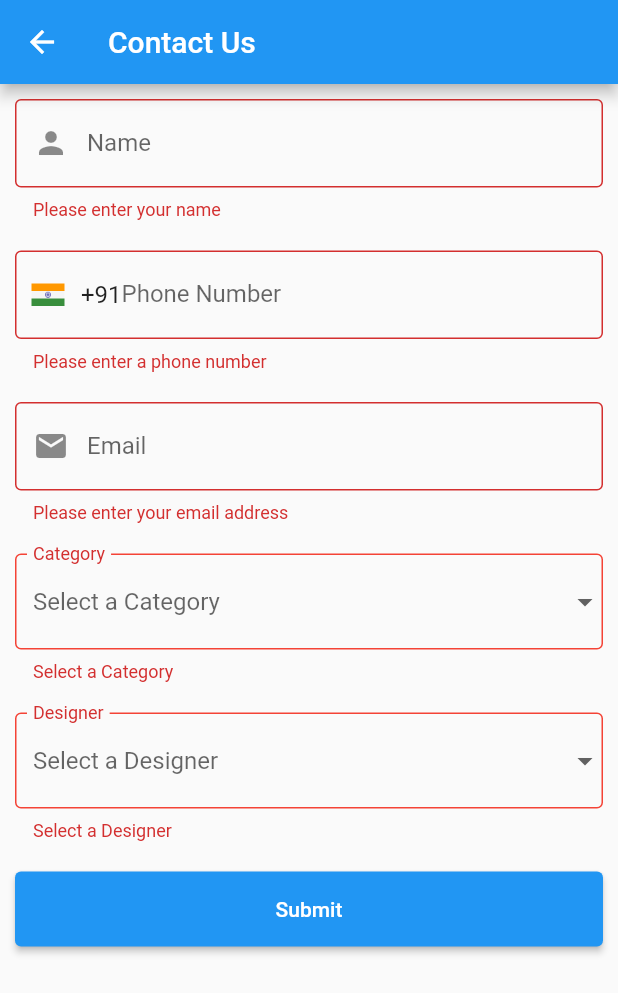
After one commit to MS07062000/brandkettle, a Flutter app: the ContactUsForm screen opened directly, after a tap on "Submit", on a phone screen of 412 x 824 dp. The commit adds this screen. Shown: the top 993 px of the screen. Run offline on Flutter 3.47's test engine with Material 2 defaults, Android fonts, the phone set to English and light mode, and no system bars; our stand-ins replace firebase_core, flutter_svg, intl_phone_number_input; accounts and stored records are empty; generated files the repository leaves out were written again; network calls fail.

Commit message:
creating contact screen and adding book a call button to details page

```diff
--- /dev/null
+++ b/lib/pages/contact_page.dart
@@ -0,0 +1,231 @@
+import 'package:flutter/material.dart';
+import 'package:intl_phone_number_input/intl_phone_number_input.dart';
+
+// Define a Contact Us Form widget.
+class ContactUsForm extends StatefulWidget {
+  const ContactUsForm({super.key});
+
+  @override
+  ContactUsFormState createState() {
+    return ContactUsFormState();
+  }
+}
+
+class ContactUsFormState extends State<ContactUsForm> {
+  final _formKey = GlobalKey<FormState>();
+  final TextEditingController nameController = TextEditingController();
+  final TextEditingController phoneNumberController = TextEditingController();
+  final TextEditingController emailController = TextEditingController();
+  String? category;
+  String? designer;
+  PhoneNumber number = PhoneNumber(isoCode: 'IND');
+  @override
+  Widget build(BuildContext context) {
+    return Scaffold(
+      appBar: AppBar(
+        title: const Text('Contact Us'),
+      ),
+      body: SingleChildScrollView(
+        child: Form(
+          key: _formKey,
+          child: Column(
+            crossAxisAlignment: CrossAxisAlignment.stretch,
+            children: <Widget>[
+              Padding(
+                padding: const EdgeInsets.all(10.0),
+                child: TextFormField(
+                  decoration: const InputDecoration(
+                    labelText: 'Name',
+                    border: OutlineInputBorder(),
+                    prefixIcon: Icon(
+                      Icons.person,
+                    ),
+                  ),
+                  autovalidateMode: AutovalidateMode.disabled,
+                  controller: nameController,
+                  validator: (value) {
+                    if (value == null || value.isEmpty) {
+                      return 'Please enter your name';
+                    }
+                    if (!RegExp(r'^[a-zA-Z]+$').hasMatch(value)) {
+                      return 'Name should contain only letters (a-z or A-Z)';
+                    }
+                    return null; // Return null if the input is valid
+                  },
+                ),
+              ),
+              Padding(
+                padding: const EdgeInsets.all(10.0),
+                child: TextFormField(
+                  keyboardType: TextInputType.phone,
+                  maxLength: 10,
+                  decoration: InputDecoration(
+                    labelText: 'Phone Number',
+                    counterText: "",
+                    border: const OutlineInputBorder(),
+                    prefixIcon: Row(
+                      mainAxisSize: MainAxisSize.min,
+                      children: [
+                        Padding(
+                          padding: const EdgeInsets.all(10.0),
+                          child: Image.asset(
+                            'assets/images/icons8-india-flag-48.png',
+                            width: 24.0,
+                            height: 24.0,
+                          ),
+                        ),
+                        const Text(
+                          '+91',
+                          style: TextStyle(
+                            fontSize: 16.0, // Set the font size as needed
+                          ),
+                        ),
+                      ],
+                    ),
+                  ),
+                  autovalidateMode: AutovalidateMode.disabled,
+                  controller: phoneNumberController,
+                  validator: (value) {
+                    if (value == null || value.isEmpty) {
+                      return 'Please enter a phone number';
+                    }
+
+                    value = '+91$value';
+                    // Check if the value follows the Indian phone number format
+                    if (!RegExp(r'^\+91[1-9]\d{9}$').hasMatch(value)) {
+                      return 'Invalid Indian phone number';
+                    }
+
+                    return null;
+                  },
+                ),
+              ),
+              Padding(
+                padding: const EdgeInsets.all(10.0),
+                child: TextFormField(
+                  decoration: const InputDecoration(
+                    labelText: 'Email',
+                    border: OutlineInputBorder(),
+                    prefixIcon: Icon(
+                      Icons.email,
+                    ),
+                  ),
+                  autovalidateMode: AutovalidateMode.disabled,
+                  controller: emailController,
+                  validator: (value) {
+                    if (value == null || value.isEmpty) {
+                      return 'Please enter your email address';
+                    }
+                    if (!RegExp(r'^[\w-]+(\.[\w-]+)*@([\w-]+\.)+[a-zA-Z]{2,7}$')
+                        .hasMatch(value)) {
+                      return 'Please enter a valid email address';
+                    }
+                    return null;
+                  },
+                ),
+              ),
+              Padding(
+                padding: const EdgeInsets.all(10.0),
+                child: DropdownButtonFormField(
+                  items: <String>['Dog', 'Cat', 'Tiger', 'Lion']
+                      .map<DropdownMenuItem<String>>((String value) {
+                    return DropdownMenuItem<String>(
+                      value: value,
+                      child: Text(
+                        value,
+                        style: const TextStyle(fontSize: 20),
+                      ),
+                    );
+                  }).toList(),
+                  hint: const Text('Select a Category'),
+                  value: category,
+                  validator: (value) =>
+                      value == null ? "Select a Category" : null,
+                  onChanged: (String? newValue) {
+                    setState(() {
+                      category = newValue!;
+                    });
+                  },
+                  decoration: const InputDecoration(
+                    labelText: 'Category',
+                    enabledBorder: OutlineInputBorder(
+                      borderSide: BorderSide(color: Colors.black),
+                    ),
+                    focusedBorder: OutlineInputBorder(
+                      borderSide: BorderSide(color: Colors.black),
+                    ),
+                    errorBorder: OutlineInputBorder(
+                      borderSide: BorderSide(color: Colors.red),
+                    ),
+                    focusedErrorBorder: OutlineInputBorder(
+                      borderSide: BorderSide(color: Colors.red),
+                    ),
+                  ),
+                ),
+              ),
+              Padding(
+                padding: const EdgeInsets.all(10.0),
+                child: DropdownButtonFormField(
+                  items: <String>['Dog', 'Cat', 'Tiger', 'Lion']
+                      .map<DropdownMenuItem<String>>((String value) {
+                    return DropdownMenuItem<String>(
+                      value: value,
+                      child: Text(
+                        value,
+                        style: const TextStyle(fontSize: 20),
+                      ),
+                    );
+                  }).toList(),
+                  hint: const Text('Select a Designer'),
+                  value: designer,
+                  validator: (value) =>
+                      value == null ? "Select a Designer" : null,
+                  onChanged: (String? newValue) {
+                    setState(() {
+                      designer = newValue!;
+                    });
+                  },
+                  decoration: const InputDecoration(
+                    labelText: 'Designer',
+                    enabledBorder: OutlineInputBorder(
+                      borderSide: BorderSide(color: Colors.black),
+                    ),
+                    focusedBorder: OutlineInputBorder(
+                      borderSide: BorderSide(color: Colors.black),
+                    ),
+                    errorBorder: OutlineInputBorder(
+                      borderSide: BorderSide(color: Colors.red),
+                    ),
+                    focusedErrorBorder: OutlineInputBorder(
+                      borderSide: BorderSide(color: Colors.red),
+                    ),
+                  ),
+                ),
+              ),
+              Padding(
+                padding: const EdgeInsets.all(10.0),
+                child: ElevatedButton(
+                  style: ButtonStyle(
+                    fixedSize:
+                        MaterialStateProperty.all(const Size.fromHeight(50)),
+                  ),
+                  onPressed: () {
+                    // Validate returns true if the form is valid, or false otherwise.
+                    if (_formKey.currentState!.validate()) {
+                      // If the form is valid, display a snackbar. In the real world,
+                      // you'd often call a server or save the information in a database.
+                      ScaffoldMessenger.of(context).showSnackBar(
+                        const SnackBar(content: Text('Processing Data')),
+                      );
+                    }
+                  },
+                  child: const Text('Submit'),
+                ),
+              ),
+            ],
+          ),
+        ),
+      ),
+    );
+  }
+}
--- a/lib/pages/detail_page.dart
+++ b/lib/pages/detail_page.dart
@@ -1,5 +1,6 @@
 import 'package:flutter/material.dart';
 import 'package:flutter_svg/svg.dart';
+import 'package:my_app/pages/contact_page.dart';
 
 class DetailPage extends StatefulWidget {
   const DetailPage({super.key});
@@ -222,7 +223,17 @@ class _DetailPageState extends State<DetailPage> {
                         )
                       ],
                     ),
-                  )
+                  ),
+                  ElevatedButton(
+                    onPressed: () {
+                      Navigator.push(
+                        context,
+                        MaterialPageRoute(
+                            builder: (context) => const ContactUsForm()),
+                      );
+                    },
+                    child: const Text('Book a call'),
+                  ),
                 ],
               ),
             ),
--- a/pubspec.yaml
+++ b/pubspec.yaml
@@ -40,6 +40,7 @@ dependencies:
   firebase_core: ^2.15.1
   cloud_firestore: ^4.9.1
   firebase_storage: ^11.2.6
+  intl_phone_number_input: ^0.7.3+1
 
 dev_dependencies:
   flutter_test:
```
Also changed, not shown: assets/images/icons8-india-flag-48.png (added), pubspec.lock, 1 other file.
